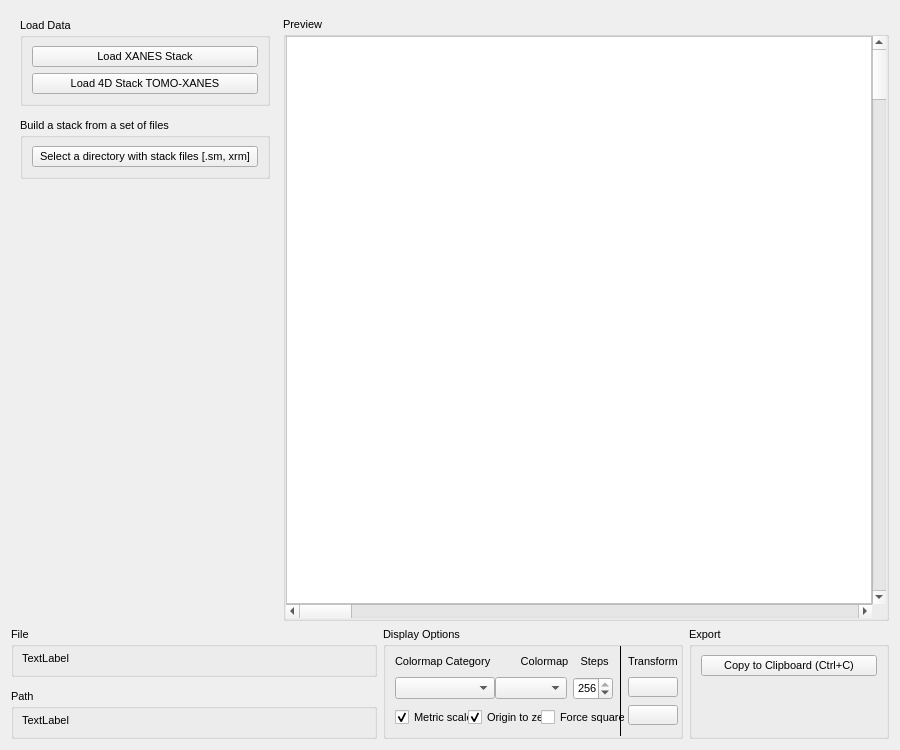
mlerotic/spectromicroscopy, file mantis_xray/pageloaddata.ui: the form before one commit.
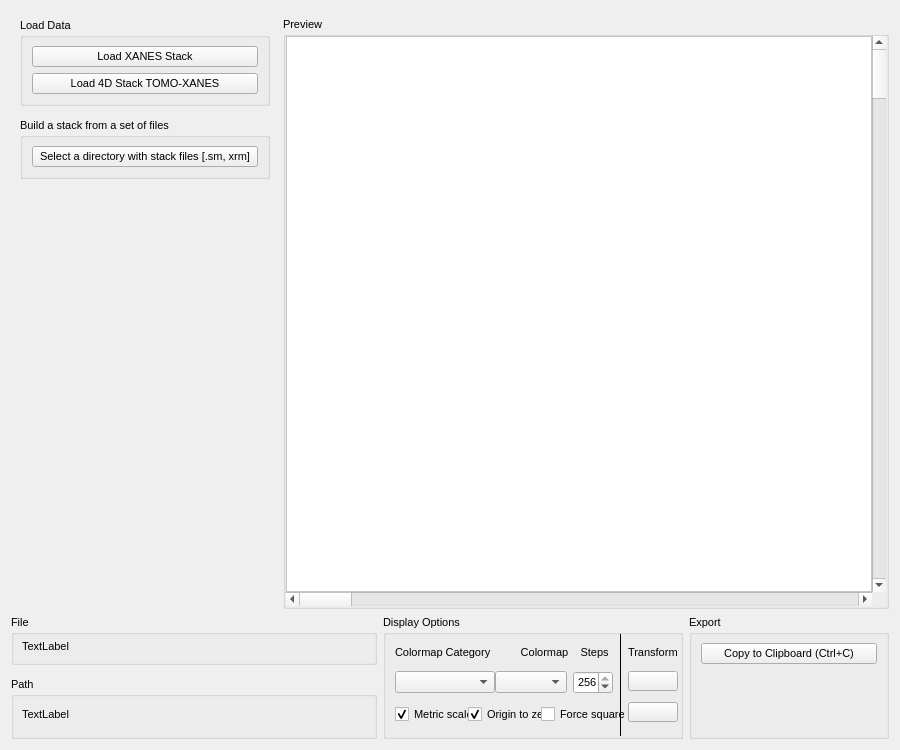
The form after the commit. Icons and pictures are not drawn. Custom widgets are drawn as their Qt base class.

Diff of the .ui file:
```diff
--- a/mantis_xray/pageloaddata.ui
+++ b/mantis_xray/pageloaddata.ui
@@ -406,6 +406,12 @@
             <property name="enabled">
              <bool>true</bool>
             </property>
+            <property name="minimumSize">
+             <size>
+              <width>0</width>
+              <height>25</height>
+             </size>
+            </property>
             <property name="font">
              <font>
               <family>Ubuntu</family>
```
